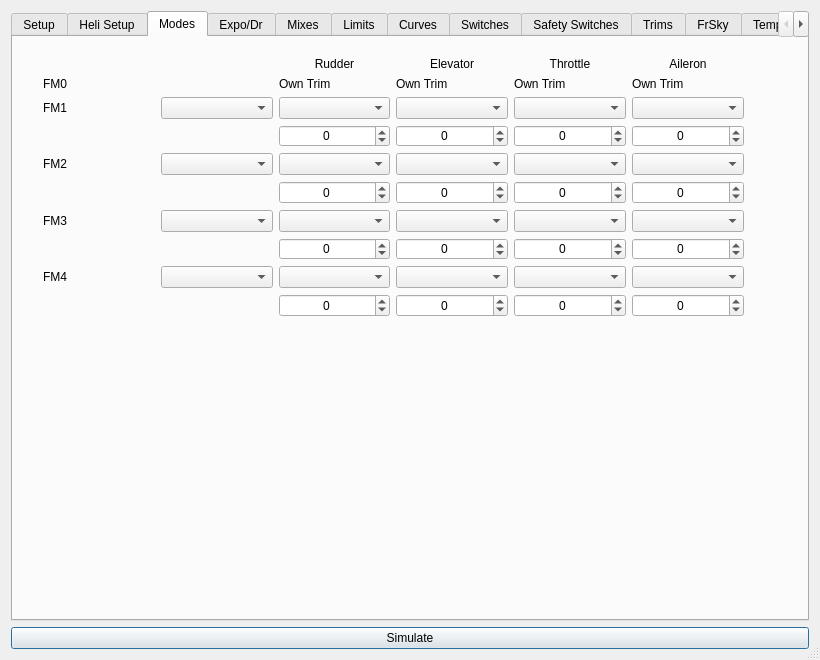
First picture: the form in src/modeledit.ui, repository xhorizont/eepe, before the edit.
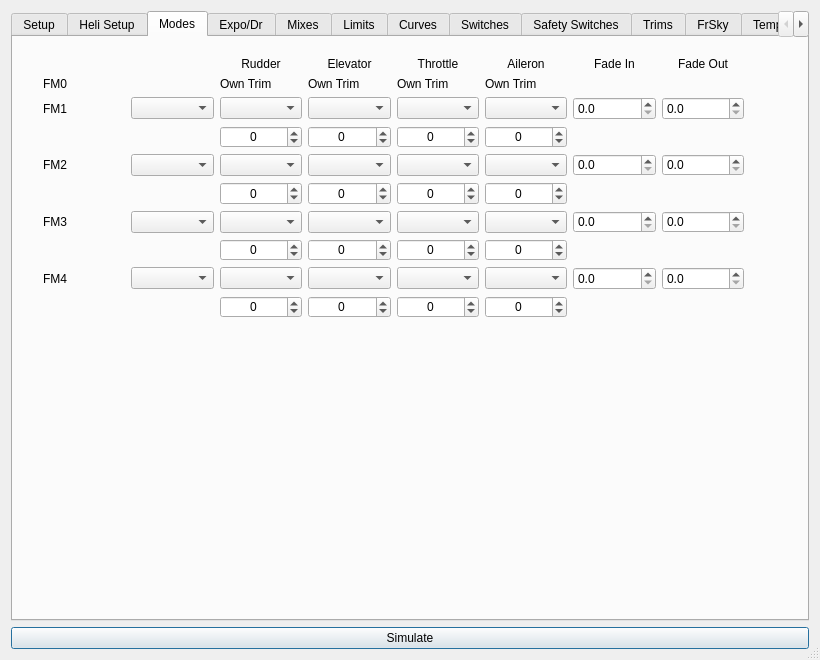
Second picture: the form after the edit. The open tabs and pages were chosen to show the change. Icons and pictures are not drawn.

What changed in the file:
```diff
--- a/src/modeledit.ui
+++ b/src/modeledit.ui
@@ -1397,6 +1397,130 @@
           </property>
          </widget>
         </item>
+        <item row="0" column="7">
+         <widget class="QLabel" name="label_M4_2">
+          <property name="text">
+           <string>Fade In</string>
+          </property>
+          <property name="alignment">
+           <set>Qt::AlignCenter</set>
+          </property>
+         </widget>
+        </item>
+        <item row="0" column="8">
+         <widget class="QLabel" name="label_M4_3">
+          <property name="text">
+           <string>Fade Out</string>
+          </property>
+          <property name="alignment">
+           <set>Qt::AlignCenter</set>
+          </property>
+         </widget>
+        </item>
+        <item row="2" column="7">
+         <widget class="QDoubleSpinBox" name="FM1FadeIn">
+          <property name="decimals">
+           <number>1</number>
+          </property>
+          <property name="maximum">
+           <double>7.500000000000000</double>
+          </property>
+          <property name="singleStep">
+           <double>0.500000000000000</double>
+          </property>
+         </widget>
+        </item>
+        <item row="2" column="8">
+         <widget class="QDoubleSpinBox" name="FM1FadeOut">
+          <property name="decimals">
+           <number>1</number>
+          </property>
+          <property name="maximum">
+           <double>7.500000000000000</double>
+          </property>
+          <property name="singleStep">
+           <double>0.500000000000000</double>
+          </property>
+         </widget>
+        </item>
+        <item row="4" column="7">
+         <widget class="QDoubleSpinBox" name="FM2FadeIn">
+          <property name="decimals">
+           <number>1</number>
+          </property>
+          <property name="maximum">
+           <double>7.500000000000000</double>
+          </property>
+          <property name="singleStep">
+           <double>0.500000000000000</double>
+          </property>
+         </widget>
+        </item>
+        <item row="6" column="7">
+         <widget class="QDoubleSpinBox" name="FM3FadeIn">
+          <property name="decimals">
+           <number>1</number>
+          </property>
+          <property name="maximum">
+           <double>7.500000000000000</double>
+          </property>
+          <property name="singleStep">
+           <double>0.500000000000000</double>
+          </property>
+         </widget>
+        </item>
+        <item row="8" column="7">
+         <widget class="QDoubleSpinBox" name="FM4FadeIn">
+          <property name="decimals">
+           <number>1</number>
+          </property>
+          <property name="maximum">
+           <double>7.500000000000000</double>
+          </property>
+          <property name="singleStep">
+           <double>0.500000000000000</double>
+          </property>
+         </widget>
+        </item>
+        <item row="4" column="8">
+         <widget class="QDoubleSpinBox" name="FM2FadeOut">
+          <property name="decimals">
+           <number>1</number>
+          </property>
+          <property name="maximum">
+           <double>7.500000000000000</double>
+          </property>
+          <property name="singleStep">
+           <double>0.500000000000000</double>
+          </property>
+         </widget>
+        </item>
+        <item row="6" column="8">
+         <widget class="QDoubleSpinBox" name="FM3FadeOut">
+          <property name="decimals">
+           <number>1</number>
+          </property>
+          <property name="maximum">
+           <double>7.500000000000000</double>
+          </property>
+          <property name="singleStep">
+           <double>0.500000000000000</double>
+          </property>
+         </widget>
+        </item>
+        <item row="8" column="8">
+         <widget class="QDoubleSpinBox" name="FM4FadeOut">
+          <property name="decimals">
+           <number>1</number>
+          </property>
+          <property name="maximum">
+           <double>7.500000000000000</double>
+          </property>
+          <property name="singleStep">
+           <double>0.500000000000000</double>
+          </property>
+         </widget>
+        </item>
        </layout>
       </widget>
      </widget>
```
Left out of the diff: 2 changed lines with no effect on the pictures.
